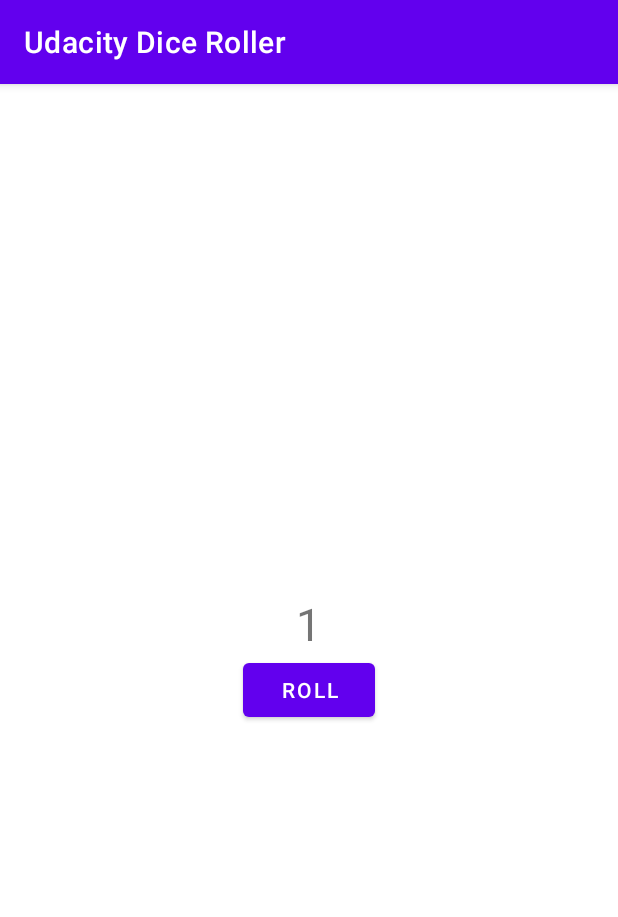
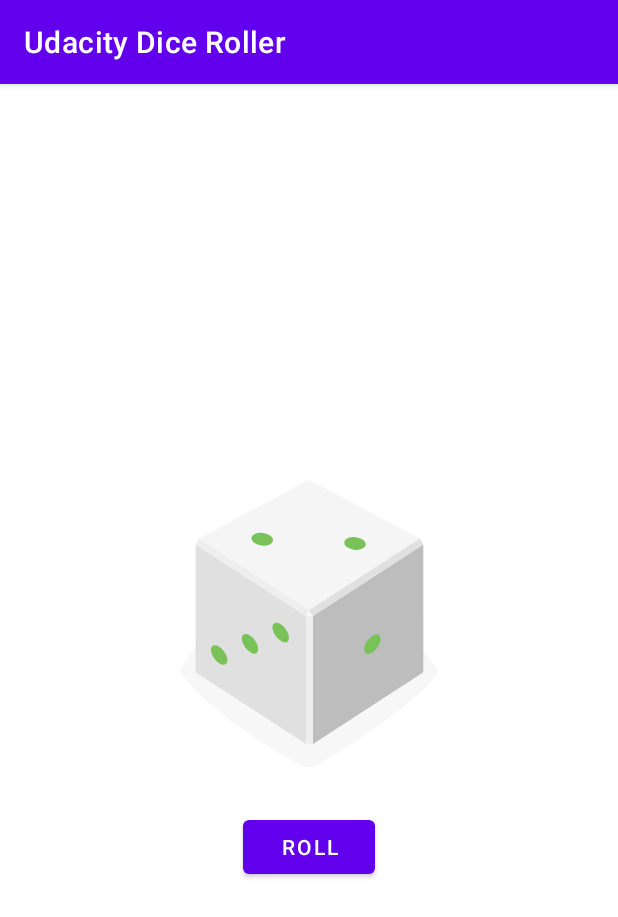
Before and after one commit to AndroidLion48/Dice_Roller, an Android app: the screen it shows after launch (MainActivity), on a phone screen of 412 x 824 dp. Shown: the top 917 px of the screen. Run offline under Robolectric (Android 15) with nearby library versions, the phone set to English and light mode, and no system bars.

Commit message:
Coded random functionality to images for rolling dice

```diff
--- a/app/src/main/java/com/eaglewarrior/udacitydiceroller/MainActivity.kt
+++ b/app/src/main/java/com/eaglewarrior/udacitydiceroller/MainActivity.kt
@@ -1,10 +1,8 @@
 package com.eaglewarrior.udacitydiceroller
 
-import androidx.appcompat.app.AppCompatActivity
 import android.os.Bundle
 import android.widget.Button
-import android.widget.TextView
-import android.widget.Toast
+import androidx.appcompat.app.AppCompatActivity
 import kotlin.random.Random
 
 class MainActivity : AppCompatActivity() {
@@ -13,15 +11,23 @@ class MainActivity : AppCompatActivity() {
         setContentView(R.layout.activity_main)
 
         val rollbtn: Button = findViewById(R.id.roll_btn)
-        rollbtn.setOnClickListener{
+        rollbtn.setOnClickListener {
             rollDice()
         }
     }
 
     private fun rollDice() {
-        val resultText: TextView = findViewById(R.id.dice_tv)
 
         val randomInt = Random.nextInt(6) + 1
-        resultText.text = randomInt.toString()
+
+        // Create and Random functionality to dice image
+        val drawableResource = when (randomInt) {
+            1 -> R.drawable.dice_1
+            2 -> R.drawable.dice_2
+            3 -> R.drawable.dice_3
+            4 -> R.drawable.dice_4
+            5 -> R.drawable.dice_5
+            else -> R.drawable.dice_6
+        }
     }
 }
--- /dev/null
+++ b/app/src/main/res/drawable/dice_1.xml
@@ -0,0 +1,66 @@
+<!--
+  ~ Copyright 2018, The Android Open Source Project
+  ~
+  ~ Licensed under the Apache License, Version 2.0 (the "License");
+  ~ you may not use this file except in compliance with the License.
+  ~ You may obtain a copy of the License at
+  ~
+  ~     http://www.apache.org/licenses/LICENSE-2.0
+  ~
+  ~ Unless required by applicable law or agreed to in writing, software
+  ~ distributed under the License is distributed on an "AS IS" BASIS,
+  ~ WITHOUT WARRANTIES OR CONDITIONS OF ANY KIND, either express or implied.
+  ~ See the License for the specific language governing permissions and
+  ~ limitations under the License.
+  -->
+
+<vector xmlns:android="http://schemas.android.com/apk/res/android"
+    android:width="200dp"
+    android:height="250dp"
+    android:viewportWidth="800"
+    android:viewportHeight="1000">
+    <path
+        android:fillAlpha="0.5"
+        android:fillColor="#eee"
+        android:pathData="M740.8,635.42c-68.27,90.47 -249.77,201.76 -316,240.63a50.7,50.7 0,0 1,-49.93 0.81c-64.19,-35 -234.09,-133.88 -315.65,-242a14.69,14.69 0,0 1,-0.12 -17.49c77.58,-106.29 159.67,-258.89 341.06,-258.89 182,0 242.19,139.08 340.27,258.88A14.62,14.62 0,0 1,740.8 635.42Z"
+        android:strokeAlpha="0.5" />
+    <path
+        android:fillColor="#bdbdbd"
+        android:pathData="M704.9,630l-294.29,191.06l0,-340.85l294.29,-191.06l0,340.85z" />
+    <path
+        android:fillColor="#e0e0e0"
+        android:pathData="M97.59,630l294.29,191.06l0,-340.85l-294.29,-191.06l0,340.85z" />
+    <path
+        android:fillColor="#f5f5f5"
+        android:pathData="M400.14,464.73l-293.19,-191.45l293.19,-156.31l295.39,156.31l-295.39,191.45z" />
+    <path
+        android:fillColor="#eee"
+        android:pathData="M106.95,273.28l-9.36,15.87l294.29,191.06l8.26,-15.48l-293.19,-191.45z" />
+    <path
+        android:fillColor="#e0e0e0"
+        android:pathData="M695.53,273.28l9.37,15.87l-294.29,191.06l-10.47,-15.48l295.39,-191.45z" />
+    <path
+        android:fillColor="#eee"
+        android:pathData="M391.88,480.21h18.73v340.85h-18.73z" />
+    <path
+        android:fillColor="#f5f5f5"
+        android:pathData="M400.14,464.73l-8.26,15.48l18.73,0l-10.47,-15.48z" />
+    <path
+        android:fillColor="#78c257"
+        android:pathData="M397.45,297.62a16.9,28.71 97.07,1 0,4.16 -33.54a16.9,28.71 97.07,1 0,-4.16 33.54z" />
+    <path
+        android:fillColor="#78c257"
+        android:pathData="M297.17,539.02a30.12,16.11 53.82,1 0,26.01 -19.02a30.12,16.11 53.82,1 0,-26.01 19.02z" />
+    <path
+        android:fillColor="#78c257"
+        android:pathData="M161.96,588.24a30.12,16.11 53.82,1 0,26.01 -19.02a30.12,16.11 53.82,1 0,-26.01 19.02z" />
+    <path
+        android:fillColor="#78c257"
+        android:pathData="M551.15,579.45a30.12,16.11 126.18,1 0,35.56 -48.62a30.12,16.11 126.18,1 0,-35.56 48.62z" />
+    <path
+        android:fillColor="#78c257"
+        android:pathData="M469.12,549.58a30.12,16.11 126.18,1 0,35.56 -48.62a30.12,16.11 126.18,1 0,-35.56 48.62z" />
+    <path
+        android:fillColor="#78c257"
+        android:pathData="M633.17,609.29a30.12,16.11 126.18,1 0,35.56 -48.62a30.12,16.11 126.18,1 0,-35.56 48.62z" />
+</vector>
--- /dev/null
+++ b/app/src/main/res/drawable/dice_2.xml
@@ -0,0 +1,66 @@
+<!--
+  ~ Copyright 2018, The Android Open Source Project
+  ~
+  ~ Licensed under the Apache License, Version 2.0 (the "License");
+  ~ you may not use this file except in compliance with the License.
+  ~ You may obtain a copy of the License at
+  ~
+  ~     http://www.apache.org/licenses/LICENSE-2.0
+  ~
+  ~ Unless required by applicable law or agreed to in writing, software
+  ~ distributed under the License is distributed on an "AS IS" BASIS,
+  ~ WITHOUT WARRANTIES OR CONDITIONS OF ANY KIND, either express or implied.
+  ~ See the License for the specific language governing permissions and
+  ~ limitations under the License.
+  -->
+
+<vector xmlns:android="http://schemas.android.com/apk/res/android"
+    android:width="200dp"
+    android:height="250dp"
+    android:viewportWidth="800"
+    android:viewportHeight="1000">
+    <path
+        android:fillAlpha="0.5"
+        android:fillColor="#eee"
+        android:pathData="M740.8,635.42c-68.27,90.47 -249.77,201.76 -316,240.63a50.7,50.7 0,0 1,-49.93 0.81c-64.19,-35 -234.09,-133.88 -315.65,-242a14.69,14.69 0,0 1,-0.12 -17.49c77.58,-106.29 159.67,-258.89 341.06,-258.89 182,0 242.19,139.08 340.27,258.88A14.62,14.62 0,0 1,740.8 635.42Z"
+        android:strokeAlpha="0.5" />
+    <path
+        android:fillColor="#bdbdbd"
+        android:pathData="M704.9,630l-294.29,191.06l0,-340.85l294.29,-191.06l0,340.85z" />
+    <path
+        android:fillColor="#e0e0e0"
+        android:pathData="M97.59,630l294.29,191.06l0,-340.85l-294.29,-191.06l0,340.85z" />
+    <path
+        android:fillColor="#f5f5f5"
+        android:pathData="M400.14,464.73l-293.19,-191.45l293.19,-156.31l295.39,156.31l-295.39,191.45z" />
+    <path
+        android:fillColor="#eee"
+        android:pathData="M106.95,273.28l-9.36,15.87l294.29,191.06l8.26,-15.48l-293.19,-191.45z" />
+    <path
+        android:fillColor="#e0e0e0"
+        android:pathData="M695.53,273.28l9.37,15.87l-294.29,191.06l-10.47,-15.48l295.39,-191.45z" />
+    <path
+        android:fillColor="#eee"
+        android:pathData="M391.88,480.21h18.73v340.85h-18.73z" />
+    <path
+        android:fillColor="#f5f5f5"
+        android:pathData="M400.14,464.73l-8.26,15.48l18.73,0l-10.47,-15.48z" />
+    <path
+        android:fillColor="#78c257"
+        android:pathData="M520.85,303.25a16.9,28.71 97.07,1 0,4.16 -33.54a16.9,28.71 97.07,1 0,-4.16 33.54z" />
+    <path
+        android:fillColor="#78c257"
+        android:pathData="M273.33,291.99a16.9,28.71 97.07,1 0,4.16 -33.54a16.9,28.71 97.07,1 0,-4.16 33.54z" />
+    <path
+        android:fillColor="#78c257"
+        android:pathData="M229.56,563.64a30.12,16.11 53.82,1 0,26.01 -19.02a30.12,16.11 53.82,1 0,-26.01 19.02z" />
+    <path
+        android:fillColor="#78c257"
+        android:pathData="M311.58,533.77a30.12,16.11 53.82,1 0,26.01 -19.02a30.12,16.11 53.82,1 0,-26.01 19.02z" />
+    <path
+        android:fillColor="#78c257"
+        android:pathData="M147.54,593.49a30.12,16.11 53.82,1 0,26.01 -19.02a30.12,16.11 53.82,1 0,-26.01 19.02z" />
+    <path
+        android:fillColor="#78c257"
+        android:pathData="M551.15,579.45a30.12,16.11 126.18,1 0,35.56 -48.62a30.12,16.11 126.18,1 0,-35.56 48.62z" />
+</vector>
--- /dev/null
+++ b/app/src/main/res/drawable/dice_3.xml
@@ -0,0 +1,66 @@
+<!--
+  ~ Copyright 2018, The Android Open Source Project
+  ~
+  ~ Licensed under the Apache License, Version 2.0 (the "License");
+  ~ you may not use this file except in compliance with the License.
+  ~ You may obtain a copy of the License at
+  ~
+  ~     http://www.apache.org/licenses/LICENSE-2.0
+  ~
+  ~ Unless required by applicable law or agreed to in writing, software
+  ~ distributed under the License is distributed on an "AS IS" BASIS,
+  ~ WITHOUT WARRANTIES OR CONDITIONS OF ANY KIND, either express or implied.
+  ~ See the License for the specific language governing permissions and
+  ~ limitations under the License.
+  -->
+
+<vector xmlns:android="http://schemas.android.com/apk/res/android"
+    android:width="200dp"
+    android:height="250dp"
+    android:viewportWidth="800"
+    android:viewportHeight="1000">
+    <path
+        android:fillAlpha="0.5"
+        android:fillColor="#eee"
+        android:pathData="M740.8,635.42c-68.27,90.47 -249.77,201.76 -316,240.63a50.7,50.7 0,0 1,-49.93 0.81c-64.19,-35 -234.09,-133.88 -315.65,-242a14.69,14.69 0,0 1,-0.12 -17.49c77.58,-106.29 159.67,-258.89 341.06,-258.89 182,0 242.19,139.08 340.27,258.88A14.62,14.62 0,0 1,740.8 635.42Z"
+        android:strokeAlpha="0.5" />
+    <path
+        android:fillColor="#bdbdbd"
+        android:pathData="M704.9,630l-294.29,191.06l0,-340.85l294.29,-191.06l0,340.85z" />
+    <path
+        android:fillColor="#e0e0e0"
+        android:pathData="M97.59,630l294.29,191.06l0,-340.85l-294.29,-191.06l0,340.85z" />
+    <path
+        android:fillColor="#f5f5f5"
+        android:pathData="M400.14,464.73l-293.19,-191.45l293.19,-156.31l295.39,156.31l-295.39,191.45z" />
+    <path
+        android:fillColor="#eee"
+        android:pathData="M106.95,273.28l-9.36,15.87l294.29,191.06l8.26,-15.48l-293.19,-191.45z" />
+    <path
+        android:fillColor="#e0e0e0"
+        android:pathData="M695.53,273.28l9.37,15.87l-294.29,191.06l-10.47,-15.48l295.39,-191.45z" />
+    <path
+        android:fillColor="#eee"
+        android:pathData="M391.88,480.21h18.73v340.85h-18.73z" />
+    <path
+        android:fillColor="#f5f5f5"
+        android:pathData="M400.14,464.73l-8.26,15.48l18.73,0l-10.47,-15.48z" />
+    <path
+        android:fillColor="#78c257"
+        android:pathData="M398.11,297.62a16.9,28.71 97.07,1 0,4.16 -33.54a16.9,28.71 97.07,1 0,-4.16 33.54z" />
+    <path
+        android:fillColor="#78c257"
+        android:pathData="M548.27,304.46a16.9,28.71 97.07,1 0,4.16 -33.54a16.9,28.71 97.07,1 0,-4.16 33.54z" />
+    <path
+        android:fillColor="#78c257"
+        android:pathData="M247.95,290.79a16.9,28.71 97.07,1 0,4.16 -33.54a16.9,28.71 97.07,1 0,-4.16 33.54z" />
+    <path
+        android:fillColor="#78c257"
+        android:pathData="M229.56,563.64a30.12,16.11 53.82,1 0,26.01 -19.02a30.12,16.11 53.82,1 0,-26.01 19.02z" />
+    <path
+        android:fillColor="#78c257"
+        android:pathData="M483.54,554.83a30.12,16.11 126.18,1 0,35.56 -48.62a30.12,16.11 126.18,1 0,-35.56 48.62z" />
+    <path
+        android:fillColor="#78c257"
+        android:pathData="M618.75,604.04a30.12,16.11 126.18,1 0,35.56 -48.62a30.12,16.11 126.18,1 0,-35.56 48.62z" />
+</vector>
--- /dev/null
+++ b/app/src/main/res/drawable/dice_4.xml
@@ -0,0 +1,69 @@
+<!--
+  ~ Copyright 2018, The Android Open Source Project
+  ~
+  ~ Licensed under the Apache License, Version 2.0 (the "License");
+  ~ you may not use this file except in compliance with the License.
+  ~ You may obtain a copy of the License at
+  ~
+  ~     http://www.apache.org/licenses/LICENSE-2.0
+  ~
+  ~ Unless required by applicable law or agreed to in writing, software
+  ~ distributed under the License is distributed on an "AS IS" BASIS,
+  ~ WITHOUT WARRANTIES OR CONDITIONS OF ANY KIND, either express or implied.
+  ~ See the License for the specific language governing permissions and
+  ~ limitations under the License.
+  -->
+
+<vector xmlns:android="http://schemas.android.com/apk/res/android"
+    android:width="200dp"
+    android:height="250dp"
+    android:viewportWidth="800"
+    android:viewportHeight="1000">
+    <path
+        android:fillAlpha="0.5"
+        android:fillColor="#eee"
+        android:pathData="M740.8,635.42c-68.27,90.47 -249.77,201.76 -316,240.63a50.7,50.7 0,0 1,-49.93 0.81c-64.19,-35 -234.09,-133.88 -315.65,-242a14.69,14.69 0,0 1,-0.12 -17.49c77.58,-106.29 159.67,-258.89 341.06,-258.89 182,0 242.19,139.08 340.27,258.88A14.62,14.62 0,0 1,740.8 635.42Z"
+        android:strokeAlpha="0.5" />
+    <path
+        android:fillColor="#bdbdbd"
+        android:pathData="M704.9,630l-294.29,191.06l0,-340.85l294.29,-191.06l0,340.85z" />
+    <path
+        android:fillColor="#e0e0e0"
+        android:pathData="M97.59,630l294.29,191.06l0,-340.85l-294.29,-191.06l0,340.85z" />
+    <path
+        android:fillColor="#f5f5f5"
+        android:pathData="M400.14,464.73l-293.19,-191.45l293.19,-156.31l295.39,156.31l-295.39,191.45z" />
+    <path
+        android:fillColor="#eee"
+        android:pathData="M106.95,273.28l-9.36,15.87l294.29,191.06l8.26,-15.48l-293.19,-191.45z" />
+    <path
+        android:fillColor="#e0e0e0"
+        android:pathData="M695.53,273.28l9.37,15.87l-294.29,191.06l-10.47,-15.48l295.39,-191.45z" />
+    <path
+        android:fillColor="#eee"
+        android:pathData="M391.88,480.21h18.73v340.85h-18.73z" />
+    <path
+        android:fillColor="#f5f5f5"
+        android:pathData="M400.14,464.73l-8.26,15.48l18.73,0l-10.47,-15.48z" />
+    <path
+        android:fillColor="#78c257"
+        android:pathData="M530.08,303.65a16.9,28.71 97.07,1 0,4.16 -33.54a16.9,28.71 97.07,1 0,-4.16 33.54z" />
+    <path
+        android:fillColor="#78c257"
+        android:pathData="M389.68,218.17a16.9,28.71 97.07,1 0,4.16 -33.54a16.9,28.71 97.07,1 0,-4.16 33.54z" />
+    <path
+        android:fillColor="#78c257"
+        android:pathData="M405.35,377.09a16.9,28.71 97.07,1 0,4.16 -33.54a16.9,28.71 97.07,1 0,-4.16 33.54z" />
+    <path
+        android:fillColor="#78c257"
+        android:pathData="M264.95,291.6a16.9,28.71 97.07,1 0,4.16 -33.54a16.9,28.71 97.07,1 0,-4.16 33.54z" />
+    <path
+        android:fillColor="#78c257"
+        android:pathData="M297.17,541.59a30.12,16.11 53.82,1 0,26.01 -19.02a30.12,16.11 53.82,1 0,-26.01 19.02z" />
+    <path
+        android:fillColor="#78c257"
+        android:pathData="M161.96,590.81a30.12,16.11 53.82,1 0,26.01 -19.02a30.12,16.11 53.82,1 0,-26.01 19.02z" />
+    <path
+        android:fillColor="#78c257"
+        android:pathData="M551.15,579.45a30.12,16.11 126.18,1 0,35.56 -48.62a30.12,16.11 126.18,1 0,-35.56 48.62z" />
+</vector>
--- /dev/null
+++ b/app/src/main/res/drawable/dice_5.xml
@@ -0,0 +1,75 @@
+<!--
+  ~ Copyright 2018, The Android Open Source Project
+  ~
+  ~ Licensed under the Apache License, Version 2.0 (the "License");
+  ~ you may not use this file except in compliance with the License.
+  ~ You may obtain a copy of the License at
+  ~
+  ~     http://www.apache.org/licenses/LICENSE-2.0
+  ~
+  ~ Unless required by applicable law or agreed to in writing, software
+  ~ distributed under the License is distributed on an "AS IS" BASIS,
+  ~ WITHOUT WARRANTIES OR CONDITIONS OF ANY KIND, either express or implied.
+  ~ See the License for the specific language governing permissions and
+  ~ limitations under the License.
+  -->
+
+<vector xmlns:android="http://schemas.android.com/apk/res/android"
+    android:width="200dp"
+    android:height="250dp"
+    android:viewportWidth="800"
+    android:viewportHeight="1000">
+    <path
+        android:fillAlpha="0.5"
+        android:fillColor="#eee"
+        android:pathData="M740.8,635.42c-68.27,90.47 -249.77,201.76 -316,240.63a50.7,50.7 0,0 1,-49.93 0.81c-64.19,-35 -234.09,-133.88 -315.65,-242a14.69,14.69 0,0 1,-0.12 -17.49c77.58,-106.29 159.67,-258.89 341.06,-258.89 182,0 242.19,139.08 340.27,258.88A14.62,14.62 0,0 1,740.8 635.42Z"
+        android:strokeAlpha="0.5" />
+    <path
+        android:fillColor="#bdbdbd"
+        android:pathData="M704.9,630l-294.29,191.06l0,-340.85l294.29,-191.06l0,340.85z" />
+    <path
+        android:fillColor="#e0e0e0"
+        android:pathData="M97.59,630l294.29,191.06l0,-340.85l-294.29,-191.06l0,340.85z" />
+    <path
+        android:fillColor="#f5f5f5"
+        android:pathData="M400.14,464.73l-293.19,-191.45l293.19,-156.31l295.39,156.31l-295.39,191.45z" />
+    <path
+        android:fillColor="#eee"
+        android:pathData="M106.95,273.28l-9.36,15.87l294.29,191.06l8.26,-15.48l-293.19,-191.45z" />
+    <path
+        android:fillColor="#e0e0e0"
+        android:pathData="M695.53,273.28l9.37,15.87l-294.29,191.06l-10.47,-15.48l295.39,-191.45z" />
+    <path
+        android:fillColor="#eee"
+        android:pathData="M391.88,480.21h18.73v340.85h-18.73z" />
+    <path
+        android:fillColor="#f5f5f5"
+        android:pathData="M400.14,464.73l-8.26,15.48l18.73,0l-10.47,-15.48z" />
+    <path
+        android:fillColor="#78c257"
+        android:pathData="M397.05,297.63a16.9,28.71 97.07,1 0,4.16 -33.54a16.9,28.71 97.07,1 0,-4.16 33.54z" />
+    <path
+        android:fillColor="#78c257"
+        android:pathData="M547.21,304.45a16.9,28.71 97.07,1 0,4.16 -33.54a16.9,28.71 97.07,1 0,-4.16 33.54z" />
+    <path
+        android:fillColor="#78c257"
+        android:pathData="M388.17,207.62a16.9,28.71 97.07,1 0,4.16 -33.54a16.9,28.71 97.07,1 0,-4.16 33.54z" />
+    <path
+        android:fillColor="#78c257"
+        android:pathData="M405.93,387.62a16.9,28.71 97.07,1 0,4.16 -33.54a16.9,28.71 97.07,1 0,-4.16 33.54z" />
+    <path
+        android:fillColor="#78c257"
+        android:pathData="M246.89,290.79a16.9,28.71 97.07,1 0,4.16 -33.54a16.9,28.71 97.07,1 0,-4.16 33.54z" />
+    <path
+        android:fillColor="#78c257"
+        android:pathData="M229.56,563.64a30.12,16.11 53.82,1 0,26.01 -19.02a30.12,16.11 53.82,1 0,-26.01 19.02z" />
+    <path
+        android:fillColor="#78c257"
+        android:pathData="M551.15,579.45a30.12,16.11 126.18,1 0,35.56 -48.62a30.12,16.11 126.18,1 0,-35.56 48.62z" />
+    <path
+        android:fillColor="#78c257"
+        android:pathData="M469.12,549.58a30.12,16.11 126.18,1 0,35.56 -48.62a30.12,16.11 126.18,1 0,-35.56 48.62z" />
+    <path
+        android:fillColor="#78c257"
+        android:pathData="M633.17,609.29a30.12,16.11 126.18,1 0,35.56 -48.62a30.12,16.11 126.18,1 0,-35.56 48.62z" />
+</vector>
--- /dev/null
+++ b/app/src/main/res/drawable/dice_6.xml
@@ -0,0 +1,81 @@
+<!--
+  ~ Copyright 2018, The Android Open Source Project
+  ~
+  ~ Licensed under the Apache License, Version 2.0 (the "License");
+  ~ you may not use this file except in compliance with the License.
+  ~ You may obtain a copy of the License at
+  ~
+  ~     http://www.apache.org/licenses/LICENSE-2.0
+  ~
+  ~ Unless required by applicable law or agreed to in writing, software
+  ~ distributed under the License is distributed on an "AS IS" BASIS,
+  ~ WITHOUT WARRANTIES OR CONDITIONS OF ANY KIND, either express or implied.
+  ~ See the License for the specific language governing permissions and
+  ~ limitations under the License.
+  -->
+
+<vector xmlns:android="http://schemas.android.com/apk/res/android"
+    android:width="200dp"
+    android:height="250dp"
+    android:viewportWidth="800"
+    android:viewportHeight="1000">
+    <path
+        android:fillAlpha="0.5"
+        android:fillColor="#eee"
+        android:pathData="M740.8,635.42c-68.27,90.47 -249.77,201.76 -316,240.63a50.7,50.7 0,0 1,-49.93 0.81c-64.19,-35 -234.09,-133.88 -315.65,-242a14.69,14.69 0,0 1,-0.12 -17.49c77.58,-106.29 159.67,-258.89 341.06,-258.89 182,0 242.19,139.08 340.27,258.88A14.62,14.62 0,0 1,740.8 635.42Z"
+        android:strokeAlpha="0.5" />
+    <path
+        android:fillColor="#bdbdbd"
+        android:pathData="M704.9,630l-294.29,191.06l0,-340.85l294.29,-191.06l0,340.85z" />
+    <path
+        android:fillColor="#e0e0e0"
+        android:pathData="M97.59,630l294.29,191.06l0,-340.85l-294.29,-191.06l0,340.85z" />
+    <path
+        android:fillColor="#f5f5f5"
+        android:pathData="M400.14,464.73l-293.19,-191.45l293.19,-156.31l295.39,156.31l-295.39,191.45z" />
+    <path
+        android:fillColor="#eee"
+        android:pathData="M106.95,273.28l-9.36,15.87l294.29,191.06l8.26,-15.48l-293.19,-191.45z" />
+    <path
+        android:fillColor="#e0e0e0"
+        android:pathData="M695.53,273.28l9.37,15.87l-294.29,191.06l-10.47,-15.48l295.39,-191.45z" />
+    <path
+        android:fillColor="#eee"
+        android:pathData="M391.88,480.21h18.73v340.85h-18.73z" />
+    <path
+        android:fillColor="#f5f5f5"
+        android:pathData="M400.14,464.73l-8.26,15.48l18.73,0l-10.47,-15.48z" />
+    <path
+        android:fillColor="#78c257"
+        android:pathData="M326.53,254.89a16.9,28.71 97.07,1 0,4.16 -33.54a16.9,28.71 97.07,1 0,-4.16 33.54z" />
+    <path
+        android:fillColor="#78c257"
+        android:pathData="M537.57,298.78a16.9,28.71 97.07,1 0,4.16 -33.54a16.9,28.71 97.07,1 0,-4.16 33.54z" />
+    <path
+        android:fillColor="#78c257"
+        android:pathData="M397.17,213.3a16.9,28.71 97.07,1 0,4.16 -33.54a16.9,28.71 97.07,1 0,-4.16 33.54z" />
+    <path
+        android:fillColor="#78c257"
+        android:pathData="M396.31,381.95a16.9,28.71 97.07,1 0,4.16 -33.54a16.9,28.71 97.07,1 0,-4.16 33.54z" />
+    <path
+        android:fillColor="#78c257"
+        android:pathData="M255.91,296.47a16.9,28.71 97.07,1 0,4.16 -33.54a16.9,28.71 97.07,1 0,-4.16 33.54z" />
+    <path
+        android:fillColor="#78c257"
+        android:pathData="M466.93,340.37a16.9,28.71 97.07,1 0,4.16 -33.54a16.9,28.71 97.07,1 0,-4.16 33.54z" />
+    <path
+        android:fillColor="#78c257"
+        android:pathData="M230,563.64a30.12,16.11 53.82,1 0,26.01 -19.02a30.12,16.11 53.82,1 0,-26.01 19.02z" />
+    <path
+        android:fillColor="#78c257"
+        android:pathData="M312.02,533.78a30.12,16.11 53.82,1 0,26.01 -19.02a30.12,16.11 53.82,1 0,-26.01 19.02z" />
+    <path
+        android:fillColor="#78c257"
+        android:pathData="M147.96,593.48a30.12,16.11 53.82,1 0,26.01 -19.02a30.12,16.11 53.82,1 0,-26.01 19.02z" />
+    <path
+        android:fillColor="#78c257"
+        android:pathData="M483.54,554.83a30.12,16.11 126.18,1 0,35.56 -48.62a30.12,16.11 126.18,1 0,-35.56 48.62z" />
+    <path
+        android:fillColor="#78c257"
+        android:pathData="M618.75,604.04a30.12,16.11 126.18,1 0,35.56 -48.62a30.12,16.11 126.18,1 0,-35.56 48.62z" />
+</vector>
--- /dev/null
+++ b/app/src/main/res/drawable/empty_dice.xml
@@ -0,0 +1,27 @@
+<!--
+  ~ Copyright 2018, The Android Open Source Project
+  ~
+  ~ Licensed under the Apache License, Version 2.0 (the "License");
+  ~ you may not use this file except in compliance with the License.
+  ~ You may obtain a copy of the License at
+  ~
+  ~     http://www.apache.org/licenses/LICENSE-2.0
+  ~
+  ~ Unless required by applicable law or agreed to in writing, software
+  ~ distributed under the License is distributed on an "AS IS" BASIS,
+  ~ WITHOUT WARRANTIES OR CONDITIONS OF ANY KIND, either express or implied.
+  ~ See the License for the specific language governing permissions and
+  ~ limitations under the License.
+  -->
+
+<vector xmlns:android="http://schemas.android.com/apk/res/android"
+    android:width="200dp"
+    android:height="250dp"
+    android:viewportWidth="800"
+    android:viewportHeight="1000">
+
+    <path
+        android:fillColor="#00000000"
+        android:pathData="M0,0l0,0z" />
+
+</vector>
--- a/app/src/main/res/layout/activity_main.xml
+++ b/app/src/main/res/layout/activity_main.xml
@@ -7,13 +7,12 @@
     android:orientation="vertical"
     tools:context=".MainActivity">
 
-    <TextView
-        android:id="@+id/dice_tv"
+    <ImageView
+        android:id="@+id/dice_Iv"
         android:layout_width="wrap_content"
         android:layout_height="wrap_content"
         android:layout_gravity="center_horizontal"
-        android:text="@string/dice_tv"
-        android:textSize="30sp" />
+        android:src="@drawable/dice_2" />
 
     <Button
         android:id="@+id/roll_btn"
```
